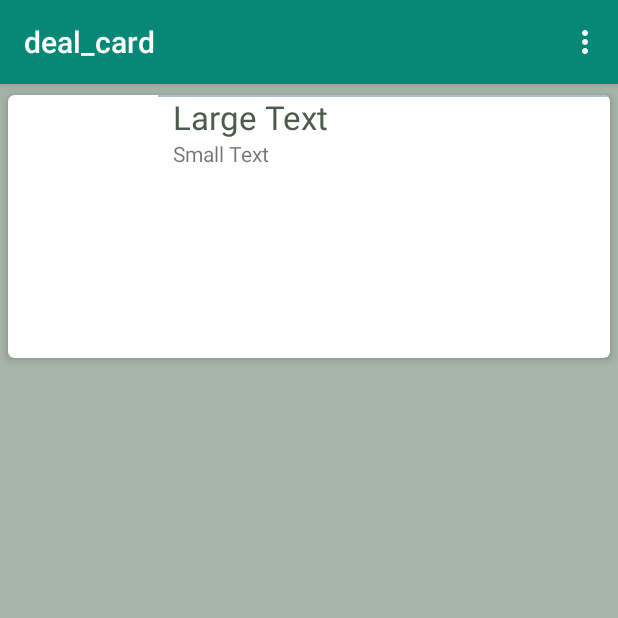
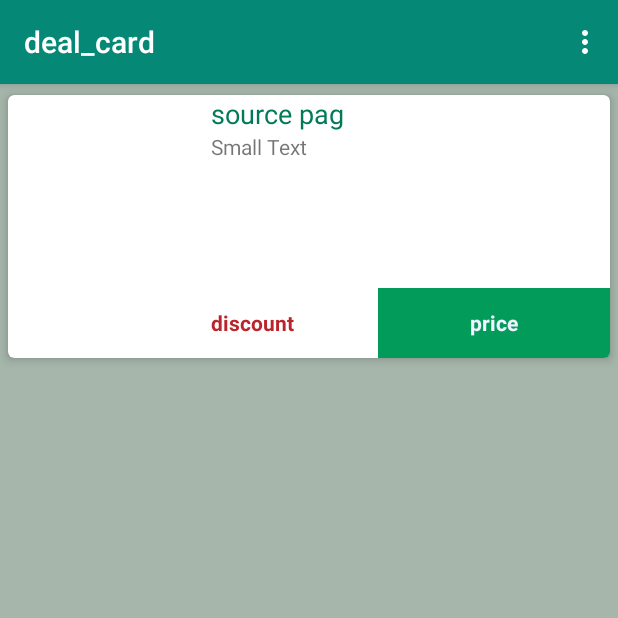
Before and after one commit to franmen05/kindleit, an Android app: the deal_card screen opened directly, with no data from a screen before it, on a phone screen of 412 x 824 dp, the top half of it. Run offline under Robolectric (Android 15) with nearby library versions, the phone set to English and light mode, and no system bars.

Commit message:
actualizacion de  cartas

```diff
--- a/app/src/main/java/com/example/guille/test/DealAdacter.java
+++ b/app/src/main/java/com/example/guille/test/DealAdacter.java
@@ -30,6 +30,8 @@ public class DealAdacter extends RecyclerView.Adapter<DealAdacter.DealViewHolder
 
         TextView description;
         TextView sourcePag;
+        TextView discount;
+        TextView price;
         ImageView image;
         ShareActionProvider shareProvider;
         Context context;
@@ -39,6 +41,9 @@ public class DealAdacter extends RecyclerView.Adapter<DealAdacter.DealViewHolder
             super(itemView);
             description = (TextView ) itemView.findViewById(R.id.description );
             sourcePag= (TextView ) itemView.findViewById(R.id.source_pag);
+            price= (TextView ) itemView.findViewById(R.id.price);
+            discount= (TextView ) itemView.findViewById(R.id.discount);
+
             image= (ImageView) itemView.findViewById(R.id.image);
             context = itemView.getContext();
 
@@ -73,7 +78,8 @@ public class DealAdacter extends RecyclerView.Adapter<DealAdacter.DealViewHolder
         viewHolder.description.setOnClickListener(new View.OnClickListener() {
             @Override
             public void onClick(View v) {
-                _url=d.getSource().getUrl()+d.getUrl();
+
+                _url = d.getSource().getUrl() + d.getUrl();
                 Toast.makeText(v.getContext(), _url, Toast.LENGTH_LONG).show();
 
                 Intent intent = new Intent(Intent.ACTION_VIEW);
@@ -82,6 +88,8 @@ public class DealAdacter extends RecyclerView.Adapter<DealAdacter.DealViewHolder
             }
         });
         viewHolder.sourcePag.setText(d.getSource().getName());
+        viewHolder.price.setText("RD $"+d.getDiscountedPrice());
+        viewHolder.discount.setText("RD $"+d.getOriginalPrice());
 
         loadAsyncImage(viewHolder, d.getPicture());
     }
--- a/app/src/main/java/com/example/guille/test/io/ApiConstants.java
+++ b/app/src/main/java/com/example/guille/test/io/ApiConstants.java
@@ -9,7 +9,7 @@ public class ApiConstants {
 //    GET api/Deals?description={description}&offset={offset}&limit={limit}
 
     public static final String URL_BASE="http://edeals.do:4000";
-    public static final  String URL_DEALS="/api/deals?limit=86&offset=0";
+    public static final  String URL_DEALS="/api/deals?limit=400&offset=0";
 
     public static final  String PARAM_DESC="description";
 
--- a/app/src/main/res/layout/activity_deal_card.xml
+++ b/app/src/main/res/layout/activity_deal_card.xml
@@ -12,8 +12,8 @@
 
         <ImageView
             android:id="@+id/image"
-            android:layout_width="100dp"
-            android:layout_height="150dp"
+            android:layout_width="125dp"
+            android:layout_height="185dp"
             android:scaleType="centerCrop" />
 
         <TextView
@@ -23,27 +23,51 @@
             android:layout_alignParentTop="true"
             android:layout_marginLeft="10dp"
             android:layout_toRightOf="@+id/image"
-            android:text="Large Text"
+            android:text="source pag"
+            android:textColor="@color/primary_dark"
             android:overScrollMode="ifContentScrolls"
-            android:textAppearance="?android:attr/textAppearanceLarge" />
+            android:textAppearance="?android:attr/textAppearanceMedium" />
 
         <TextView
             android:id="@+id/description"
             android:layout_width="wrap_content"
-            android:layout_height="wrap_content"
+            android:layout_height="100dp"
             android:layout_alignLeft="@+id/source_pag"
             android:layout_below="@+id/source_pag"
             android:text="Small Text"
-            android:textAppearance="?android:attr/textAppearanceSmall" />
+            android:textAppearance="?android:attr/textAppearanceSmall"
+            android:layout_marginBottom="4dp"
+            android:maxLines="7"/>
 
-        <View
-            android:id="@+id/linea"
-            android:layout_width="wrap_content"
-            android:layout_height="1dp"
-            android:layout_toRightOf="@+id/image"
-            android:background="#ffa4bfd5">
+        <LinearLayout
+            android:layout_alignLeft="@+id/description"
+            android:layout_below="@+id/description"
+            android:layout_width="match_parent"
+            android:layout_height="match_parent"
+            android:weightSum="1">
 
-        </View>
+            <TextView
+                android:id="@+id/discount"
+                android:layout_width="92dp"
+                android:layout_height="30dp"
+                android:text="discount"
+                android:textColor="#ba252b"
+                android:textStyle="bold"
+                android:textAppearance="?android:attr/textAppearanceSmall"
+                />
 
+            <TextView
+                android:id="@+id/price"
+                android:layout_width="match_parent"
+                android:layout_height="match_parent"
+                android:layout_marginLeft="19dp"
+                android:text="price"
+                android:textStyle="bold"
+                android:textAppearance="?android:attr/textAppearanceSmall"
+                android:background="#039b59"
+                android:textColor="#eef3ff"
+                android:gravity="center" />
+        </LinearLayout>
     </RelativeLayout>
+
 </android.support.v7.widget.CardView>
```
